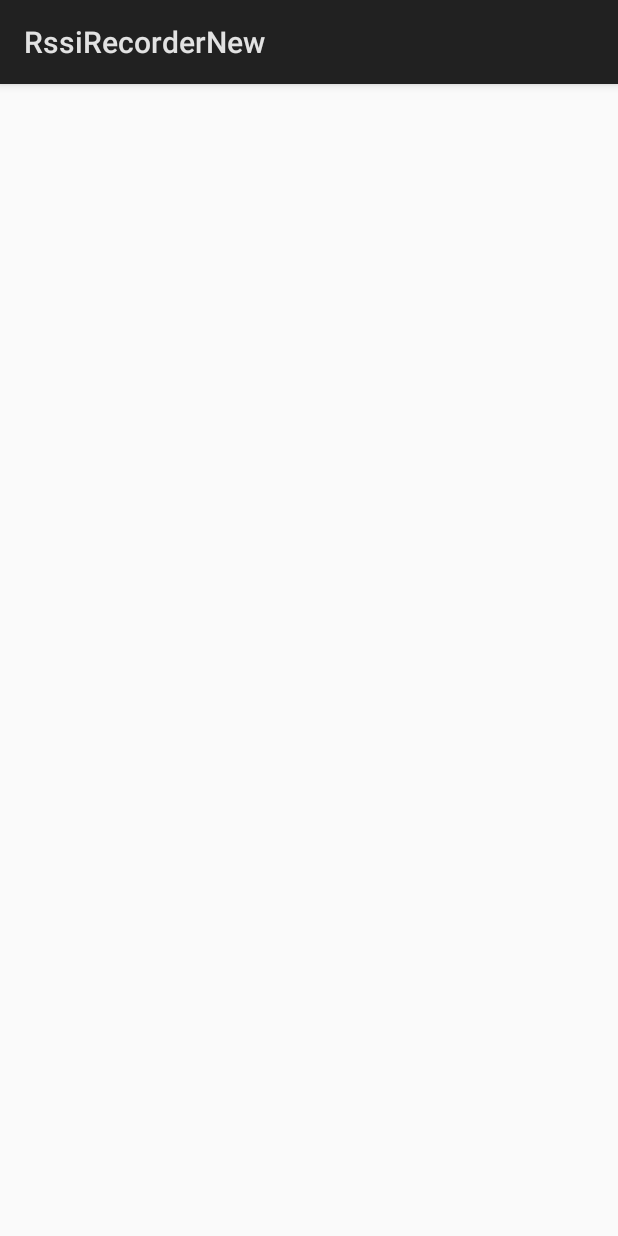
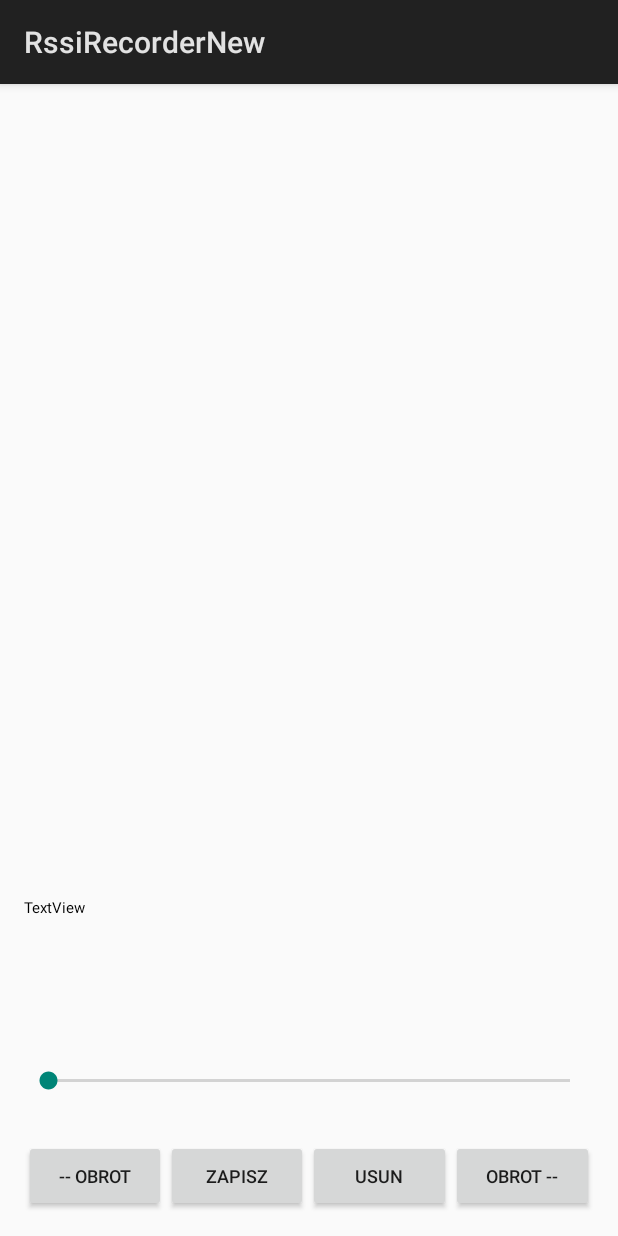
Before and after one commit to themysteq/rssi-recorder-new, an Android app: the ScanningActivity screen opened directly, with no data from a screen before it, on a phone screen of 412 x 824 dp. Run offline under Robolectric (Android 15) with nearby library versions, the phone set to English and light mode, and no system bars.

Commit message:
added some layout to scanning activity

```diff
--- a/app/src/main/res/layout/activity_scanning.xml
+++ b/app/src/main/res/layout/activity_scanning.xml
@@ -2,8 +2,126 @@
 <RelativeLayout xmlns:android="http://schemas.android.com/apk/res/android"
     xmlns:app="http://schemas.android.com/apk/res-auto"
     xmlns:tools="http://schemas.android.com/tools"
+    android:id="@+id/activity_scanning"
     android:layout_width="match_parent"
     android:layout_height="match_parent"
+    android:paddingBottom="@dimen/activity_vertical_margin"
+    android:paddingLeft="@dimen/activity_horizontal_margin"
+    android:paddingRight="@dimen/activity_horizontal_margin"
+    android:paddingTop="@dimen/activity_vertical_margin"
     tools:context="pl.mysteq.software.rssirecordernew.activities.ScanningActivity">
 
+    <LinearLayout
+        android:orientation="vertical"
+        android:layout_width="match_parent"
+        android:layout_height="match_parent"
+        android:clickable="true"
+        android:scrollbars="horizontal|vertical"
+        android:scaleX="1"
+        android:scaleY="1"
+        android:fadeScrollbars="false"
+        android:scrollbarFadeDuration="0"
+        android:scrollbarAlwaysDrawHorizontalTrack="false"
+        android:scrollbarAlwaysDrawVerticalTrack="false"
+        android:layout_alignParentTop="true"
+        android:layout_alignParentStart="true">
+
+        <FrameLayout
+            android:layout_width="700px"
+            android:layout_height="700px"
+            android:layout_weight="1"
+            android:id="@+id/frameLayoutWithImages">
+
+            <ImageView
+                android:id="@+id/markupMeasuresImageView"
+                android:scaleType="matrix"
+                android:layout_height="700px"
+                android:alpha="0.5"
+                android:layout_width="match_parent"
+                android:clickable="false"
+                android:elevation="2dp"
+                android:scaleX="1"
+                android:scaleY="1" />
+            <ImageView
+                android:id="@+id/buildingPlanImageView"
+                android:scaleType="matrix"
+                android:layout_height="700px"
+                android:elevation="1dp"
+                android:alpha="0.5"
+                android:layout_width="match_parent"
+                android:scaleX="1"
+                android:scaleY="1" />
+
+
+        </FrameLayout>
+
+
+        <TextView
+            android:text="TextView"
+            android:layout_width="match_parent"
+            android:layout_height="40dp"
+            android:layout_marginBottom="44dp"
+            android:id="@+id/scanningTextView"
+            tools:text=" wywołał).  Zauważcie, że nie tworzę sobie typu Obliczenia, tylko od razu po stworzeniu wywołuję na nim metodę run(). Jest to spowodowane m.in. tym, że AsyncTask możemy wykonać tylko raz. Aby wykonać zadanie ponownie należy stworzyć kolejną instancję.  Kolejną ciekawostką jest użycie metody onCreateDialog(int dialogID). Dlaczego tak, zamiast po prostu dialog.show()? Otóż dialog.show() może doprowadzić do wycieków pamięci w przypadku, gdy Activity w tle zostanie niespodziewanie zamknięte. W ten sposób całą odpowiedzialność za ewentualne wycieki pamięci przejmuje za nas Android, a my mamy jedną rzecz mniej o którą możemy się martwić. Niestety według dokumentacji od API 13 jest to metoda przedawniona i zaleca się teraz stosowanie kalsy DialogFragment z FragmentManager. Jeszcze się z tym nie zapoznałem. Jak zobaczę o co chodzi, to napiszę odpowiedni artykuł i podlinkuję tutaj."
+            android:layout_alignParentBottom="true"
+            android:layout_alignParentStart="true"
+            android:scrollHorizontally="false"
+            android:password="false"
+            android:editable="false"
+            android:fadeScrollbars="false"
+            android:maxLines="4"
+            android:scrollbars="vertical"
+            android:textAppearance="@style/AppTheme" />
+
+        <SeekBar
+            style="@style/AppTheme"
+            android:layout_width="match_parent"
+            android:layout_height="wrap_content"
+            android:max="3"
+            android:progress="0"
+            android:id="@+id/zoomSeekBar"
+            android:layout_weight="1" />
+
+        <LinearLayout
+            android:orientation="horizontal"
+            android:layout_width="match_parent"
+            android:layout_height="wrap_content">
+
+            <Button
+                android:text="-- obrot"
+                android:layout_width="wrap_content"
+                android:layout_height="wrap_content"
+                android:id="@+id/mostLeftButton"
+                android:layout_weight="1"
+                android:textSize="12sp" />
+
+            <Button
+                android:text="zapisz"
+                android:layout_width="wrap_content"
+                android:layout_height="wrap_content"
+                android:id="@+id/leftButton"
+                android:layout_weight="1"
+                android:textSize="12sp" />
+
+            <Button
+                android:text="usun"
+                android:layout_width="wrap_content"
+                android:layout_height="wrap_content"
+                android:id="@+id/rightButton"
+                android:layout_weight="1"
+                android:textSize="12sp" />
+
+            <Button
+                android:text="obrot --"
+                android:layout_width="wrap_content"
+                android:layout_height="wrap_content"
+                android:id="@+id/mostRightButton"
+                android:layout_weight="1"
+                android:textSize="12sp" />
+
+        </LinearLayout>
+
+
+    </LinearLayout>
+
 </RelativeLayout>
```
